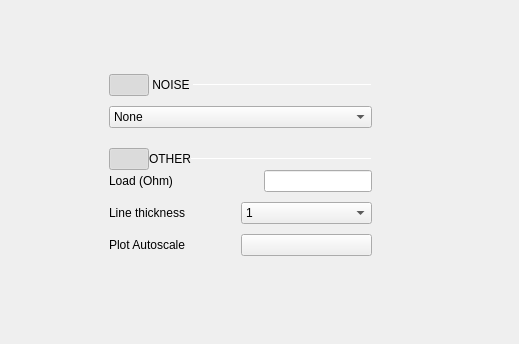
analogdevicesinc/scopy, file ui/signal_generator.ui: the form before one commit; both pictures show x 669 to 1188 and y 421 to 765 of the 1188 by 765 pixel window.
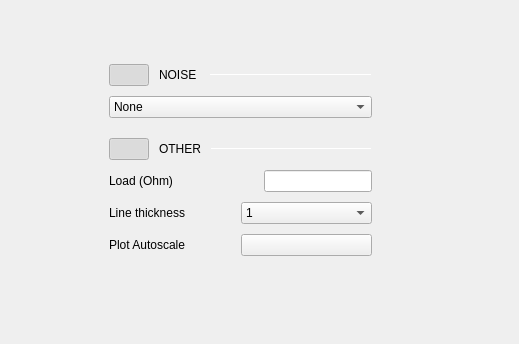
The form after the commit. Icons and pictures are not drawn. Custom widgets are drawn as their Qt base class.

Commit message: siggen: fix weird spacing in ui file

What changed in the file:
```diff
--- a/ui/signal_generator.ui
+++ b/ui/signal_generator.ui
@@ -993,9 +993,6 @@
                   </property>
                   <item>
                    <layout class="QHBoxLayout" name="horizontalLayout_8">
-                    <property name="spacing">
-                     <number>0</number>
-                    </property>
                     <property name="topMargin">
                      <number>0</number>
                     </property>
@@ -1027,7 +1024,7 @@
                        </sizepolicy>
                       </property>
                       <property name="text">
-                       <string> NOISE </string>
+                       <string>NOISE </string>
                       </property>
                       <property name="subsection_label" stdset="0">
                        <bool>true</bool>
@@ -1141,7 +1138,7 @@
                 <widget class="QWidget" name="wAppearanceContainer" native="true">
                  <layout class="QVBoxLayout" name="verticalLayout_13">
                   <property name="spacing">
-                   <number>0</number>
+                   <number>10</number>
                   </property>
                   <property name="leftMargin">
                    <number>0</number>
```
